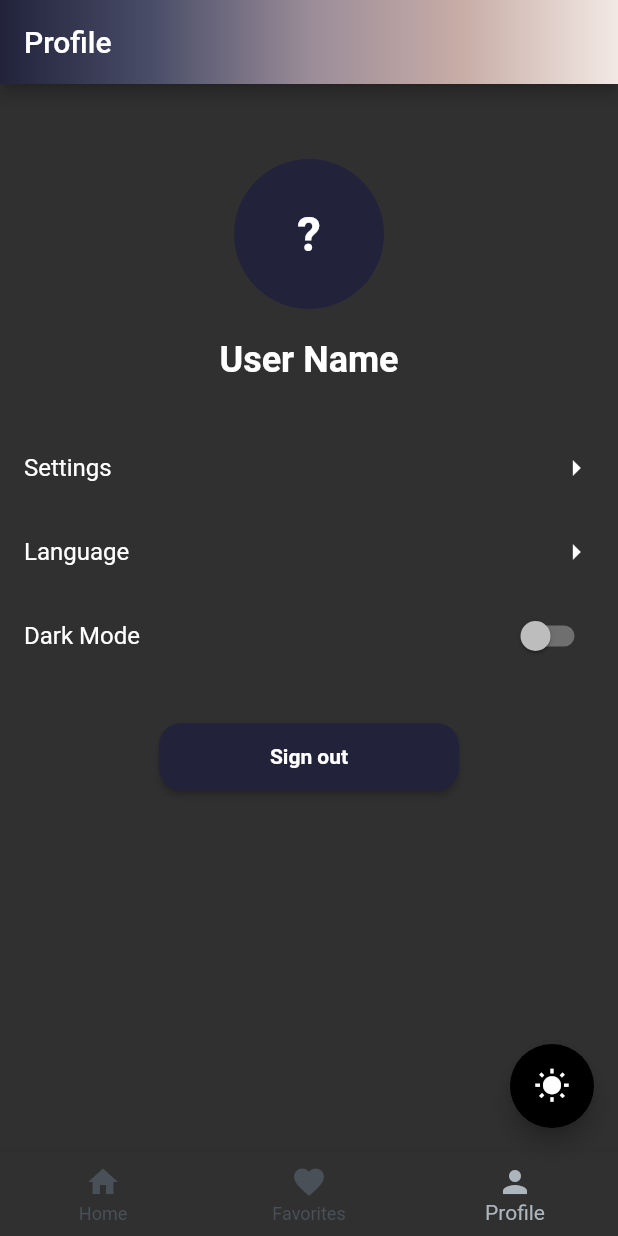
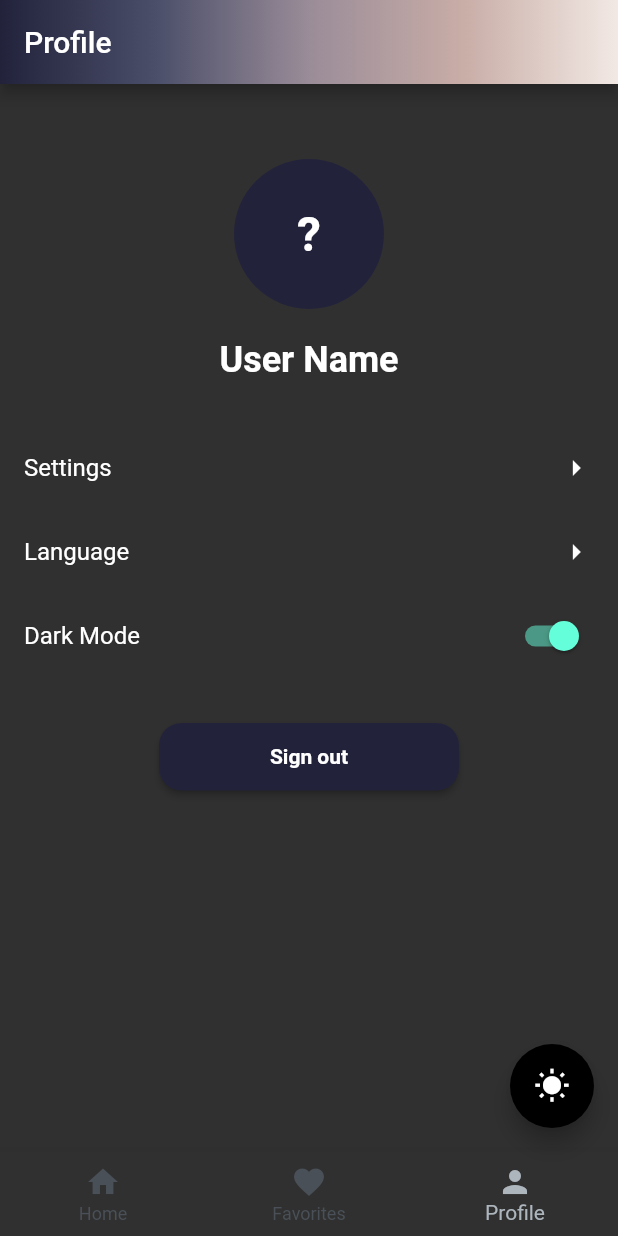
Before and after one commit to Nour-2003/E-Commerce_FlutterApp, a Flutter app: the screen it shows once a user with an empty profile is signed in, item 3 of the bottom bar chosen, on a phone screen of 412 x 824 dp. Run offline on Flutter 3.47's test engine with Material 2 defaults, Android fonts, the light colour scheme and no system bars; our stand-ins replace carousel_slider, dio, firebase_auth, firebase_core, flutter_rating_bar, flutter_svg and 2 more; accounts and stored records are empty; network calls fail.

Commit message:
editing dark mode slider

```diff
--- a/lib/profile.dart
+++ b/lib/profile.dart
@@ -10,34 +10,39 @@ class Profile extends StatelessWidget {
   @override
   Widget build(BuildContext context) {
     final user = FirebaseAuth.instance.currentUser;
-    final email = user?.email ?? ''; // Get the user's email or an empty string if not available
-
-    // Extract the username from the email (before '@')
+    final email = user?.email ?? '';
     final username = email.split('@')[0];
 
-    return Scaffold(
+    // Determine brightness based on the background color
+    final backgroundColor = Theme.of(context).scaffoldBackgroundColor;
+    final isDarkMode = backgroundColor.computeLuminance() < 0.5;
+
+    return Theme(
+      data: ThemeData(
+        brightness: isDarkMode ? Brightness.dark : Brightness.light,
+      ),
+      child: Scaffold(
         appBar: AppBar(
           flexibleSpace: Container(
-            decoration:const BoxDecoration(
+            decoration: const BoxDecoration(
               gradient: LinearGradient(
                 colors: [
                   Color(0xFF22223B),
                   Color(0xff4A4E69),
                   Color(0xff9A8C98),
                   Color(0xffC9ADA7),
-                  Color(0xffF2E9E4)
+                  Color(0xffF2E9E4),
                 ],
               ),
             ),
           ),
-          title: Text('Profile')
+          title: Text('Profile'),
         ),
         body: SafeArea(
           child: SingleChildScrollView(
             child: Column(
               children: [
-              SizedBox(height: 50,),
-              // User Info
+                SizedBox(height: 50),
                 CircleAvatar(
                   radius: 50.0,
                   backgroundColor: const Color(0xff22223b),
@@ -59,8 +64,6 @@ class Profile extends StatelessWidget {
                   ),
                 ),
                 SizedBox(height: 30),
-
-              // Settings Section
                 ListTile(
                   title: Text("Settings"),
                   trailing: Icon(Icons.arrow_right),
@@ -68,8 +71,6 @@ class Profile extends StatelessWidget {
                     // Navigate to the Settings page
                   },
                 ),
-
-              // Language Section
                 ListTile(
                   title: Text("Language"),
                   trailing: Icon(Icons.arrow_right),
@@ -77,19 +78,14 @@ class Profile extends StatelessWidget {
                     // Navigate to the Language page
                   },
                 ),
-
-              // Dark Mode Section
                 SwitchListTile(
                   title: Text("Dark Mode"),
-                value: false, // Set the initial value based on dark mode status
+                  value: isDarkMode,
                   onChanged: (value) {
                     // Handle dark mode switch
                   },
                 ),
-
                 SizedBox(height: 30),
-
-              // Sign Out Button
                 Container(
                   height: 45,
                   width: 200,
@@ -107,20 +103,20 @@ class Profile extends StatelessWidget {
                       ),
                       backgroundColor: const Color(0xff22223b),
                     ),
-                  child:Text(
+                    child: Text(
                       "Sign out",
                       style: TextStyle(
                         fontWeight: FontWeight.w700,
                         color: Colors.white,
                       ),
-                  )
-
+                    ),
                   ),
                 ),
               ],
             ),
           ),
         ),
+      ),
     );
   }
 }
```
Also changed, not shown: 1 other file. Lines whose indentation alone changed are shown as unchanged.
